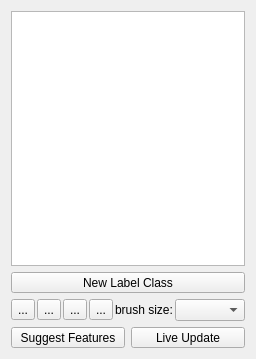
ilastik/ilastik, file ilastik/applets/pixelClassification/labelingDrawer.ui: the form before one commit.
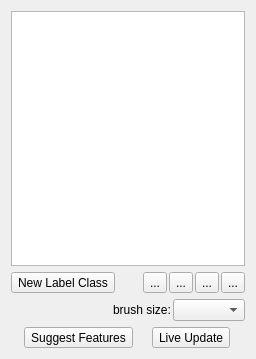
The form after the commit. Icons and pictures are not drawn. Custom widgets are drawn as their Qt base class.

Commit message:
Labeling: Reposition and prettify buttons
Increasing the mininum width of the drawer ensures the "Suggest Features" and "Live Update" buttons don't get resized.
At least as long as the drawer is tall enough; if a scroll bar appears, it takes up extra space.

Patch:
```diff
--- a/ilastik/applets/pixelClassification/labelingDrawer.ui
+++ b/ilastik/applets/pixelClassification/labelingDrawer.ui
@@ -49,9 +49,17 @@
     </widget>
    </item>
    <item>
+     <layout class="QHBoxLayout" name="horizontalLayout">
+         <property name="spacing">
+             <number>2</number>
+         </property>
+         <property name="sizeConstraint">
+             <enum>QLayout::SetDefaultConstraint</enum>
+         </property>
+         <item>
     <widget class="QToolButton" name="AddLabelButton">
      <property name="sizePolicy">
-      <sizepolicy hsizetype="Expanding" vsizetype="Fixed">
+              <sizepolicy hsizetype="Fixed" vsizetype="Fixed">
        <horstretch>0</horstretch>
        <verstretch>0</verstretch>
       </sizepolicy>
@@ -72,13 +80,24 @@
     </widget>
    </item>
    <item>
-    <layout class="QHBoxLayout" name="horizontalLayout">
-     <property name="spacing">
-      <number>2</number>
-     </property>
-     <property name="sizeConstraint">
-      <enum>QLayout::SetDefaultConstraint</enum>
-     </property>
+             <spacer name="horizontalSpacer_3">
+                 <property name="orientation">
+                     <enum>Qt::Horizontal</enum>
+                 </property>
+                 <property name="sizePolicy">
+                     <sizepolicy hsizetype="Fixed" vsizetype="Fixed">
+                         <horstretch>0</horstretch>
+                         <verstretch>0</verstretch>
+                     </sizepolicy>
+                 </property>
+                 <property name="sizeHint" stdset="0">
+                     <size>
+                         <width>20</width>
+                         <height>20</height>
+                     </size>
+                 </property>
+             </spacer>
+         </item>
      <item>
       <widget class="QToolButton" name="arrowToolButton">
        <property name="text">
@@ -110,6 +129,16 @@
        </property>
       </widget>
      </item>
+     </layout>
+   </item>
+   <item>
+    <layout class="QHBoxLayout" name="horizontalLayout">
+     <property name="spacing">
+      <number>2</number>
+     </property>
+     <property name="sizeConstraint">
+      <enum>QLayout::SetDefaultConstraint</enum>
+     </property>
      <item>
       <spacer name="horizontalSpacer_3">
        <property name="orientation">
@@ -133,7 +162,7 @@
      <item>
       <widget class="QComboBox" name="brushSizeComboBox">
        <property name="sizePolicy">
-        <sizepolicy hsizetype="Expanding" vsizetype="Fixed">
+        <sizepolicy hsizetype="Fixed" vsizetype="Fixed">
          <horstretch>0</horstretch>
          <verstretch>0</verstretch>
         </sizepolicy>
@@ -150,7 +179,7 @@
      <item>
       <widget class="QToolButton" name="suggestFeaturesButton">
        <property name="sizePolicy">
-        <sizepolicy hsizetype="Expanding" vsizetype="Fixed">
+        <sizepolicy hsizetype="Fixed" vsizetype="Fixed">
          <horstretch>0</horstretch>
          <verstretch>0</verstretch>
         </sizepolicy>
@@ -172,7 +201,7 @@
      <item>
       <widget class="QToolButton" name="liveUpdateButton">
        <property name="sizePolicy">
-        <sizepolicy hsizetype="Expanding" vsizetype="Fixed">
+        <sizepolicy hsizetype="Fixed" vsizetype="Fixed">
          <horstretch>0</horstretch>
          <verstretch>0</verstretch>
         </sizepolicy>
```
Lines whose indentation alone changed are shown as unchanged. The commit also changes 2 other files.
